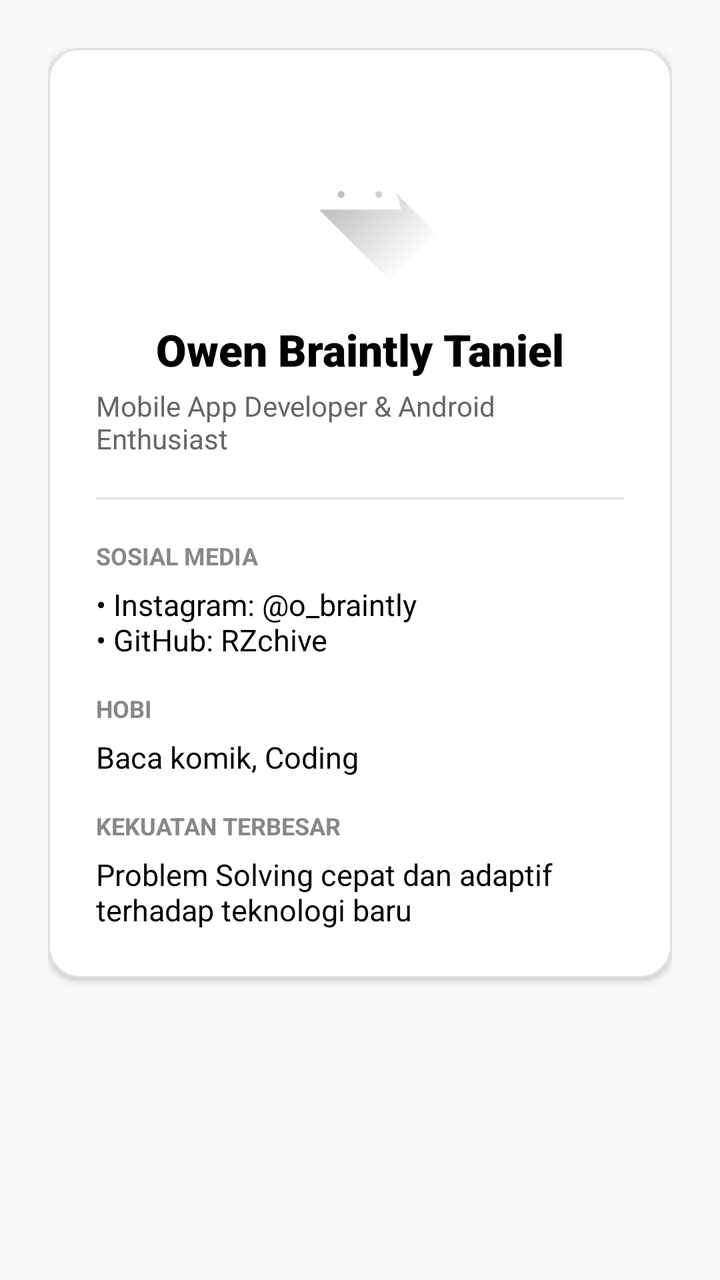
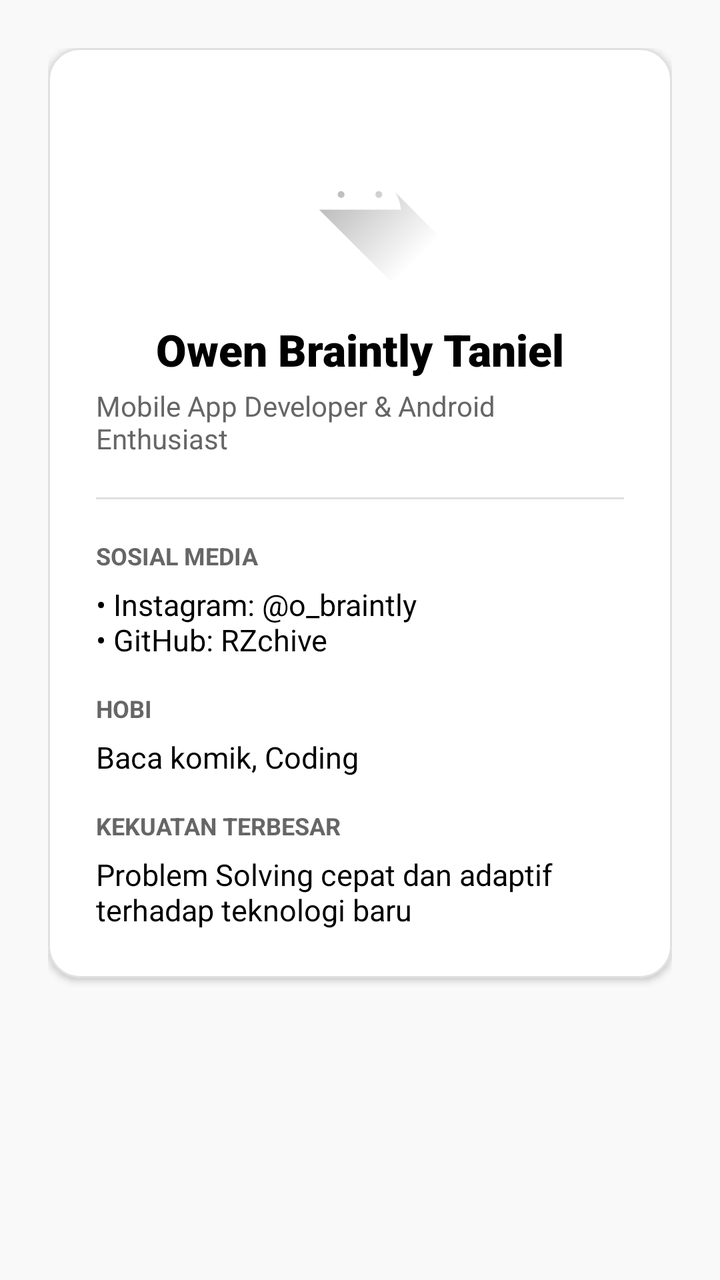

The first picture is an Android layout as it rendered before a commit; the second is the same layout after the commit. The layout source and the unified diff follow.
<!-- AndroidManifest.xml: application theme Theme.OBTScones -->
<!-- res/layout/fragment_developer.xml -->
<?xml version="1.0" encoding="utf-8"?>
<ScrollView xmlns:android="http://schemas.android.com/apk/res/android"
    xmlns:app="http://schemas.android.com/apk/res-auto"
    xmlns:tools="http://schemas.android.com/tools"
    android:layout_width="match_parent"
    android:layout_height="match_parent"
    android:background="@color/secondary_off_white"
    android:fillViewport="true"
    tools:context=".DeveloperFragment">

    <androidx.constraintlayout.widget.ConstraintLayout
        android:layout_width="match_parent"
        android:layout_height="wrap_content"
        android:padding="24dp">

        <com.google.android.material.card.MaterialCardView
            android:id="@+id/cardDev"
            android:layout_width="0dp"
            android:layout_height="wrap_content"
            app:cardBackgroundColor="@color/white"
            app:cardCornerRadius="16dp"
            app:cardElevation="2dp"
            app:strokeColor="#E0E0E0"
            app:strokeWidth="1dp"
            app:layout_constraintEnd_toEndOf="parent"
            app:layout_constraintStart_toStartOf="parent"
            app:layout_constraintTop_toTopOf="parent">

            <LinearLayout
                android:layout_width="match_parent"
                android:layout_height="wrap_content"
                android:gravity="center_horizontal"
                android:orientation="vertical"
                android:padding="24dp">

                <ImageView
                    android:layout_width="96dp"
                    android:layout_height="96dp"
                    android:contentDescription="Dev Avatar"
                    android:src="@drawable/ic_launcher_foreground" />

                <TextView
                    android:layout_width="wrap_content"
                    android:layout_height="wrap_content"
                    android:layout_marginTop="16dp"
                    android:fontFamily="sans-serif-black"
                    android:text="Owen Braintly Taniel"
                    android:textColor="@color/black"
                    android:textSize="22sp" />

                <TextView
                    android:layout_width="wrap_content"
                    android:layout_height="wrap_content"
                    android:layout_marginTop="4dp"
                    android:text="Mobile App Developer &amp; Android Enthusiast"
                    android:textColor="#666666"
                    android:textSize="14sp" />

                <View
                    android:layout_width="match_parent"
                    android:layout_height="1dp"
                    android:layout_marginVertical="20dp"
                    android:background="#E0E0E0" />

                <LinearLayout
                    android:layout_width="match_parent"
                    android:layout_height="wrap_content"
                    android:orientation="vertical">

                    <TextView
                        android:layout_width="wrap_content"
                        android:layout_height="wrap_content"
                        android:text="SOSIAL MEDIA"
                        android:textColor="#888888"
                        android:textSize="12sp"
                        android:textStyle="bold" />

                    <TextView
                        android:layout_width="wrap_content"
                        android:layout_height="wrap_content"
                        android:layout_marginTop="6dp"
                        android:text="• Instagram: @o_braintly\n• GitHub: RZchive"
                        android:textColor="@color/black"
                        android:textSize="15sp" />

                    <TextView
                        android:layout_width="wrap_content"
                        android:layout_height="wrap_content"
                        android:layout_marginTop="16dp"
                        android:text="HOBI"
                        android:textColor="#888888"
                        android:textSize="12sp"
                        android:textStyle="bold" />

                    <TextView
                        android:layout_width="wrap_content"
                        android:layout_height="wrap_content"
                        android:layout_marginTop="6dp"
                        android:text="Baca komik, Coding"
                        android:textColor="@color/black"
                        android:textSize="15sp" />

                    <TextView
                        android:layout_width="wrap_content"
                        android:layout_height="wrap_content"
                        android:layout_marginTop="16dp"
                        android:text="KEKUATAN TERBESAR"
                        android:textColor="#888888"
                        android:textSize="12sp"
                        android:textStyle="bold" />

                    <TextView
                        android:layout_width="wrap_content"
                        android:layout_height="wrap_content"
                        android:layout_marginTop="6dp"
                        android:text="Problem Solving cepat dan adaptif terhadap teknologi baru"
                        android:textColor="@color/black"
                        android:textSize="15sp" />
                </LinearLayout>

            </LinearLayout>
        </com.google.android.material.card.MaterialCardView>

    </androidx.constraintlayout.widget.ConstraintLayout>
</ScrollView>
<!-- resources referenced by this layout -->
<resources>
  <color name="black">#FF000000</color>
  <color name="secondary_off_white">#F9F9F9</color>
  <color name="white">#FFFFFFFF</color>
  <!-- drawable ic_launcher_foreground (drawable) -->
  <vector xmlns:android="http://schemas.android.com/apk/res/android"
      xmlns:aapt="http://schemas.android.com/aapt"
      android:width="108dp"
      android:height="108dp"
      android:viewportWidth="108"
      android:viewportHeight="108">
      <path android:pathData="M31,63.928c0,0 6.4,-11 12.1,-13.1c7.2,-2.6 26,-1.4 26,-1.4l38.1,38.1L107,108.928l-32,-1L31,63.928z">
          <aapt:attr name="android:fillColor">
              <gradient
                  android:endX="85.84757"
                  android:endY="92.4963"
                  android:startX="42.9492"
                  android:startY="49.59793"
                  android:type="linear">
                  <item
                      android:color="#44000000"
                      android:offset="0.0" />
                  <item
                      android:color="#00000000"
                      android:offset="1.0" />
              </gradient>
          </aapt:attr>
      </path>
      <path
          android:fillColor="#FFFFFF"
          android:fillType="nonZero"
          android:pathData="M65.3,45.828l3.8,-6.6c0.2,-0.4 0.1,-0.9 -0.3,-1.1c-0.4,-0.2 -0.9,-0.1 -1.1,0.3l-3.9,6.7c-6.3,-2.8 -13.4,-2.8 -19.7,0l-3.9,-6.7c-0.2,-0.4 -0.7,-0.5 -1.1,-0.3C38.8,38.328 38.7,38.828 38.9,39.228l3.8,6.6C36.2,49.428 31.7,56.028 31,63.928h46C76.3,56.028 71.8,49.428 65.3,45.828zM43.4,57.328c-0.8,0 -1.5,-0.5 -1.8,-1.2c-0.3,-0.7 -0.1,-1.5 0.4,-2.1c0.5,-0.5 1.4,-0.7 2.1,-0.4c0.7,0.3 1.2,1 1.2,1.8C45.3,56.528 44.5,57.328 43.4,57.328L43.4,57.328zM64.6,57.328c-0.8,0 -1.5,-0.5 -1.8,-1.2s-0.1,-1.5 0.4,-2.1c0.5,-0.5 1.4,-0.7 2.1,-0.4c0.7,0.3 1.2,1 1.2,1.8C66.5,56.528 65.6,57.328 64.6,57.328L64.6,57.328z"
          android:strokeWidth="1"
          android:strokeColor="#00000000" />
  </vector>
  <style name="Theme.OBTScones" parent="Base.Theme.OBTScones" />
  <style name="Base.Theme.OBTScones" parent="Theme.Material3.DayNight.NoActionBar">
          
          
      </style>
</resources>

<!-- the commit's change to res/layout/fragment_developer.xml (unified diff, before → after) -->
@@ -4,7 +4,7 @@
     xmlns:tools="http://schemas.android.com/tools"
     android:layout_width="match_parent"
     android:layout_height="match_parent"
-    android:background="@color/secondary_off_white"
+    android:background="@color/app_background"
     android:fillViewport="true"
     tools:context=".DeveloperFragment">
 
@@ -17,10 +17,10 @@
             android:id="@+id/cardDev"
             android:layout_width="0dp"
             android:layout_height="wrap_content"
-            app:cardBackgroundColor="@color/white"
+            app:cardBackgroundColor="@color/app_surface"
             app:cardCornerRadius="16dp"
             app:cardElevation="2dp"
-            app:strokeColor="#E0E0E0"
+            app:strokeColor="@color/card_stroke"
             app:strokeWidth="1dp"
             app:layout_constraintEnd_toEndOf="parent"
             app:layout_constraintStart_toStartOf="parent"
@@ -45,7 +45,7 @@
                     android:layout_marginTop="16dp"
                     android:fontFamily="sans-serif-black"
                     android:text="Owen Braintly Taniel"
-                    android:textColor="@color/black"
+                    android:textColor="@color/app_text_primary"
                     android:textSize="22sp" />
 
                 <TextView
@@ -53,14 +53,14 @@
                     android:layout_height="wrap_content"
                     android:layout_marginTop="4dp"
                     android:text="Mobile App Developer &amp; Android Enthusiast"
-                    android:textColor="#666666"
+                    android:textColor="@color/app_text_secondary"
                     android:textSize="14sp" />
 
                 <View
                     android:layout_width="match_parent"
                     android:layout_height="1dp"
                     android:layout_marginVertical="20dp"
-                    android:background="#E0E0E0" />
+                    android:background="@color/card_stroke" />
 
                 <LinearLayout
                     android:layout_width="match_parent"
@@ -71,7 +71,7 @@
                         android:layout_width="wrap_content"
                         android:layout_height="wrap_content"
                         android:text="SOSIAL MEDIA"
-                        android:textColor="#888888"
+                        android:textColor="@color/app_text_secondary"
                         android:textSize="12sp"
                         android:textStyle="bold" />
 
@@ -80,7 +80,7 @@
                         android:layout_height="wrap_content"
                         android:layout_marginTop="6dp"
                         android:text="• Instagram: @o_braintly\n• GitHub: RZchive"
-                        android:textColor="@color/black"
+                        android:textColor="@color/app_text_primary"
                         android:textSize="15sp" />
 
                     <TextView
@@ -88,7 +88,7 @@
                         android:layout_height="wrap_content"
                         android:layout_marginTop="16dp"
                         android:text="HOBI"
-                        android:textColor="#888888"
+                        android:textColor="@color/app_text_secondary"
                         android:textSize="12sp"
                         android:textStyle="bold" />
 
@@ -97,7 +97,7 @@
                         android:layout_height="wrap_content"
                         android:layout_marginTop="6dp"
                         android:text="Baca komik, Coding"
-                        android:textColor="@color/black"
+                        android:textColor="@color/app_text_primary"
                         android:textSize="15sp" />
 
                     <TextView
@@ -105,7 +105,7 @@
                         android:layout_height="wrap_content"
                         android:layout_marginTop="16dp"
                         android:text="KEKUATAN TERBESAR"
-                        android:textColor="#888888"
+                        android:textColor="@color/app_text_secondary"
                         android:textSize="12sp"
                         android:textStyle="bold" />
 
@@ -114,7 +114,7 @@
                         android:layout_height="wrap_content"
                         android:layout_marginTop="6dp"
                         android:text="Problem Solving cepat dan adaptif terhadap teknologi baru"
-                        android:textColor="@color/black"
+                        android:textColor="@color/app_text_primary"
                         android:textSize="15sp" />
                 </LinearLayout>
 
<!-- resource entries referenced after the edit -->
@@ -1,8 +1,10 @@
 <!-- resources referenced by this layout -->
 <resources>
-  <color name="black">#FF000000</color>
-  <color name="secondary_off_white">#F9F9F9</color>
-  <color name="white">#FFFFFFFF</color>
+  <color name="app_background">#F9F9F9</color>
+  <color name="app_surface">#FFFFFF</color>
+  <color name="app_text_primary">#000000</color>
+  <color name="app_text_secondary">#666666</color>
+  <color name="card_stroke">#E0E0E0</color>
   <!-- drawable ic_launcher_foreground (drawable) -->
   <vector xmlns:android="http://schemas.android.com/apk/res/android"
       xmlns:aapt="http://schemas.android.com/aapt"
